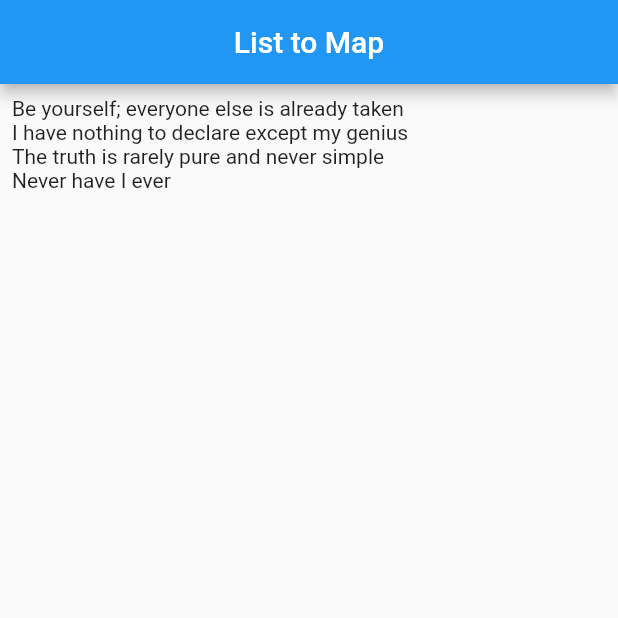
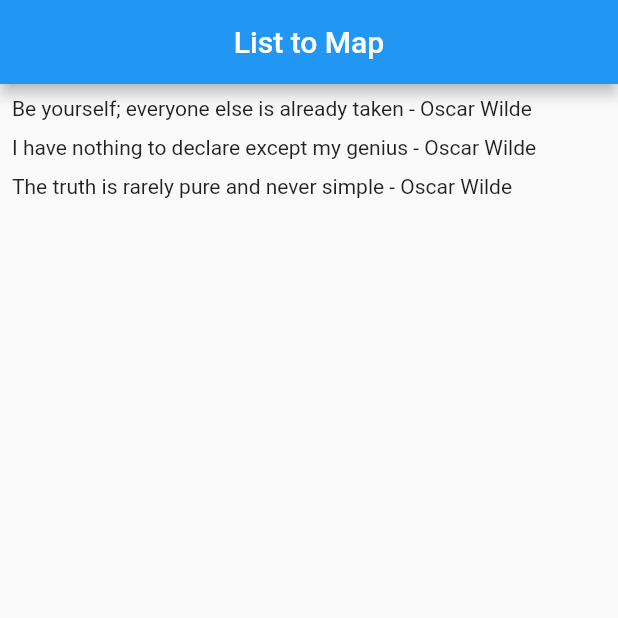
Before and after one commit to tertiussc/ninja_id, a Flutter app: the Example screen opened directly, on a phone screen of 412 x 824 dp, the top half of it. Run offline on Flutter 3.47's test engine with Material 2 defaults, Android fonts, the phone set to English and light mode, and no system bars.

Commit message:
Added and implemented quote class

```diff
--- a/lib/practice.dart
+++ b/lib/practice.dart
@@ -1,4 +1,5 @@
 import 'package:flutter/material.dart';
+import 'quote.dart';
 
 void main() {
   runApp(MaterialApp(
@@ -14,11 +15,16 @@ class Example extends StatefulWidget {
 }
 
 class _ExampleState extends State<Example> {
-  List<String> quotes = [
-    'Be yourself; everyone else is already taken',
-    'I have nothing to declare except my genius',
-    'The truth is rarely pure and never simple',
-    'Never have I ever',
+  List<Quote> quotes = [
+    Quote(
+        text: 'Be yourself; everyone else is already taken',
+        author: 'Oscar Wilde'),
+    Quote(
+        text: 'I have nothing to declare except my genius',
+        author: 'Oscar Wilde'),
+    Quote(
+        text: 'The truth is rarely pure and never simple',
+        author: 'Oscar Wilde'),
   ];
   @override
   Widget build(BuildContext context) {
@@ -32,7 +38,10 @@ class _ExampleState extends State<Example> {
         child: Column(
           crossAxisAlignment: CrossAxisAlignment.start,
           children: quotes.map((quote) {
-            return Text(quote);
+            return Container(
+              padding: EdgeInsets.fromLTRB(0, 0, 0, 10),
+              child: Text('${quote.text} - ${quote.author}'),
+            );
           }).toList(),
         ),
       ),
--- /dev/null
+++ b/lib/quote.dart
@@ -0,0 +1,6 @@
+class Quote {
+  String? text;
+  String? author;
+
+  Quote({required this.text, required this.author});
+}
```
